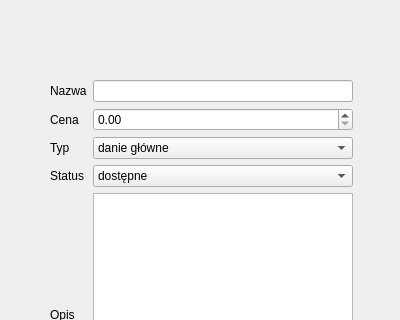
This is menuitemform.ui in czubajka/RExpediter as Qt 5 draws it before an edit; both pictures show x 0 to 400 and y 0 to 320 of the 400 by 502 pixel window. The edited form follows.
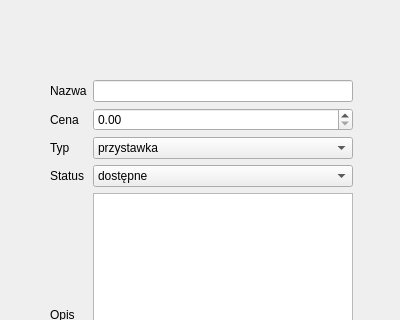
This is the edited form.

Commit message: add sqlModelTables to tabs devided by item type

Diff of the .ui file:
```diff
--- a/menuitemform.ui
+++ b/menuitemform.ui
@@ -32,7 +32,7 @@
     <set>QDialogButtonBox::Cancel|QDialogButtonBox::Ok</set>
    </property>
   </widget>
-  <widget class="QWidget" name="">
+  <widget class="QWidget" name="layoutWidget">
    <property name="geometry">
     <rect>
      <x>50</x>
@@ -73,7 +73,7 @@
      <widget class="QComboBox" name="comboBox">
       <item>
        <property name="text">
-        <string>danie główne</string>
+        <string>przystawka</string>
        </property>
       </item>
       <item>
```
Left out of the diff: 2 changed lines with no effect on the pictures. The commit also changes 3 other files.
